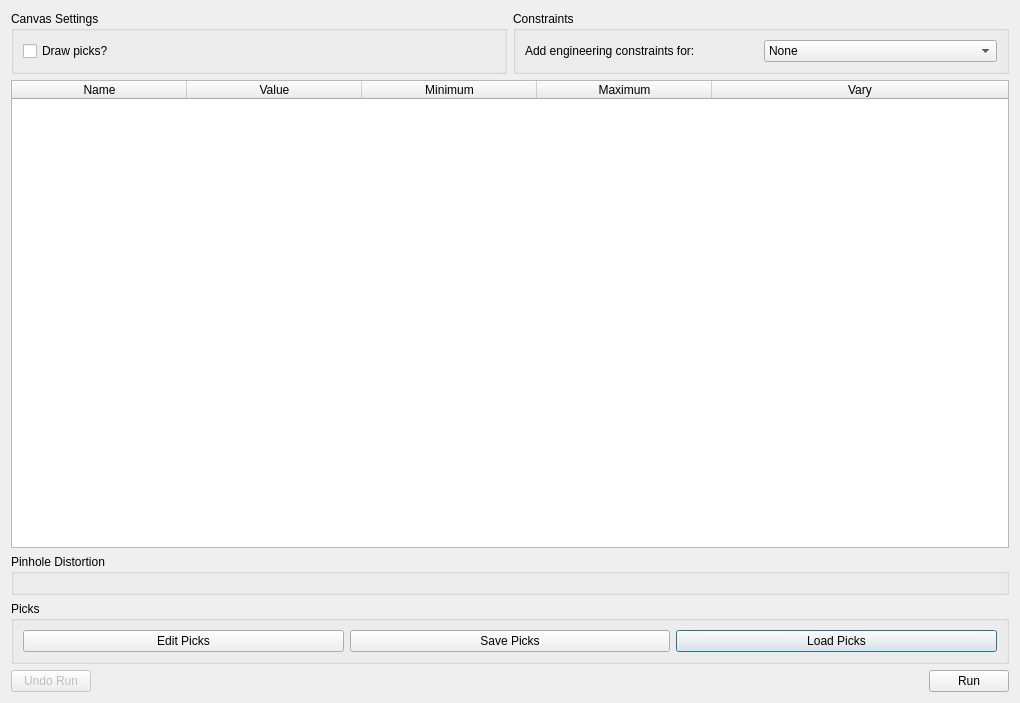
Before: the Qt Designer form hexrd/ui/resources/ui/structureless_calibration_dialog.ui in HEXRD/hexrdgui, drawn with Qt 5.
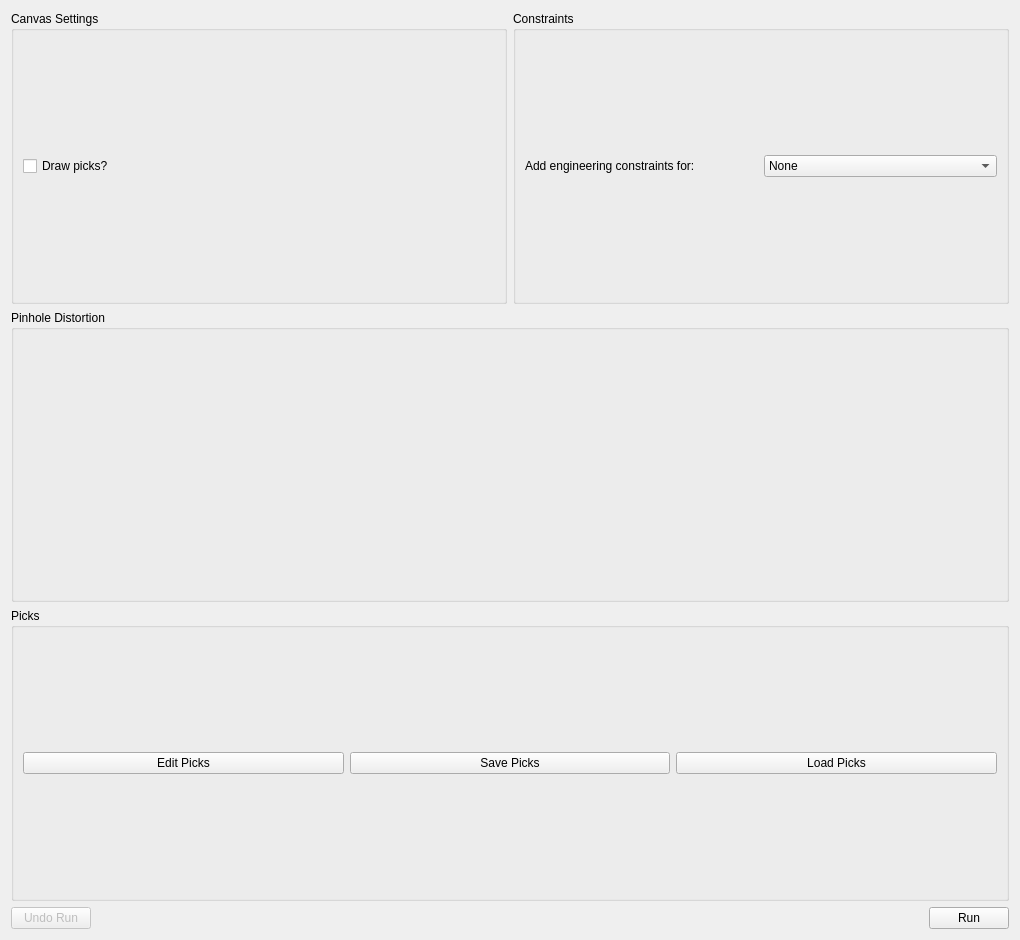
After: the same form once the commit is applied. Icons and pictures are not drawn.

Commit message: Switch to tree view for structureless options

```diff
--- a/hexrd/ui/resources/ui/structureless_calibration_dialog.ui
+++ b/hexrd/ui/resources/ui/structureless_calibration_dialog.ui
@@ -7,54 +7,13 @@
     <x>0</x>
     <y>0</y>
     <width>1020</width>
-    <height>703</height>
+    <height>940</height>
    </rect>
   </property>
   <property name="windowTitle">
    <string>Structureless Calibration Dialog</string>
   </property>
   <layout class="QGridLayout" name="gridLayout_2">
-   <item row="5" column="0" colspan="2">
-    <widget class="QTableWidget" name="table">
-     <property name="editTriggers">
-      <set>QAbstractItemView::NoEditTriggers</set>
-     </property>
-     <attribute name="horizontalHeaderMinimumSectionSize">
-      <number>50</number>
-     </attribute>
-     <attribute name="horizontalHeaderDefaultSectionSize">
-      <number>175</number>
-     </attribute>
-     <attribute name="horizontalHeaderStretchLastSection">
-      <bool>true</bool>
-     </attribute>
-     <column>
-      <property name="text">
-       <string>Name</string>
-      </property>
-     </column>
-     <column>
-      <property name="text">
-       <string>Value</string>
-      </property>
-     </column>
-     <column>
-      <property name="text">
-       <string>Minimum</string>
-      </property>
-     </column>
-     <column>
-      <property name="text">
-       <string>Maximum</string>
-      </property>
-     </column>
-     <column>
-      <property name="text">
-       <string>Vary</string>
-      </property>
-     </column>
-    </widget>
-   </item>
    <item row="2" column="0">
     <widget class="QGroupBox" name="canvas_settings_group">
      <property name="title">
@@ -74,45 +33,6 @@
      </layout>
     </widget>
    </item>
-   <item row="8" column="0" colspan="2">
-    <widget class="QGroupBox" name="picks_group">
-     <property name="title">
-      <string>Picks</string>
-     </property>
-     <layout class="QGridLayout" name="gridLayout_3">
-      <item row="0" column="2">
-       <widget class="QPushButton" name="load_picks_button">
-        <property name="toolTip">
-         <string>&lt;html&gt;&lt;head/&gt;&lt;body&gt;&lt;p&gt;Load picks from a structureless calibration HDF5 file.&lt;br/&gt;&lt;/p&gt;&lt;p&gt;This HDF5 file is special to structureless calibration. Other HDF5 files will not work.&lt;/p&gt;&lt;/body&gt;&lt;/html&gt;</string>
-        </property>
-        <property name="text">
-         <string>Load Picks</string>
-        </property>
-       </widget>
-      </item>
-      <item row="0" column="1">
-       <widget class="QPushButton" name="save_picks_button">
-        <property name="toolTip">
-         <string>&lt;html&gt;&lt;head/&gt;&lt;body&gt;&lt;p&gt;Save picks to a structureless calibration HDF5 file.&lt;br/&gt;&lt;/p&gt;&lt;p&gt;This HDF5 file is special to structureless calibration.&lt;/p&gt;&lt;p&gt;&lt;br/&gt;&lt;/p&gt;&lt;p&gt;Picks are saved as detector Cartesian coordinates (not as polar coordinates).&lt;/p&gt;&lt;/body&gt;&lt;/html&gt;</string>
-        </property>
-        <property name="text">
-         <string>Save Picks</string>
-        </property>
-       </widget>
-      </item>
-      <item row="0" column="0">
-       <widget class="QPushButton" name="edit_picks_button">
-        <property name="toolTip">
-         <string>&lt;html&gt;&lt;head/&gt;&lt;body&gt;&lt;p&gt;Open the picks editor to edit the picks. Picks may be added, deleted, or edited (either by hand picking a new point or manually entering coordinates).&lt;/p&gt;&lt;/body&gt;&lt;/html&gt;</string>
-        </property>
-        <property name="text">
-         <string>Edit Picks</string>
-        </property>
-       </widget>
-      </item>
-     </layout>
-    </widget>
-   </item>
    <item row="2" column="1">
     <widget class="QGroupBox" name="groupBox">
      <property name="title">
@@ -149,7 +69,7 @@
      </layout>
     </widget>
    </item>
-   <item row="9" column="0" colspan="2">
+   <item row="8" column="0" colspan="2">
     <layout class="QHBoxLayout" name="button_layout">
      <item>
       <widget class="QPushButton" name="undo_run_button">
@@ -204,6 +124,45 @@
     </layout>
    </item>
    <item row="7" column="0" colspan="2">
+    <widget class="QGroupBox" name="picks_group">
+     <property name="title">
+      <string>Picks</string>
+     </property>
+     <layout class="QGridLayout" name="gridLayout_3">
+      <item row="0" column="2">
+       <widget class="QPushButton" name="load_picks_button">
+        <property name="toolTip">
+         <string>&lt;html&gt;&lt;head/&gt;&lt;body&gt;&lt;p&gt;Load picks from a structureless calibration HDF5 file.&lt;br/&gt;&lt;/p&gt;&lt;p&gt;This HDF5 file is special to structureless calibration. Other HDF5 files will not work.&lt;/p&gt;&lt;/body&gt;&lt;/html&gt;</string>
+        </property>
+        <property name="text">
+         <string>Load Picks</string>
+        </property>
+       </widget>
+      </item>
+      <item row="0" column="1">
+       <widget class="QPushButton" name="save_picks_button">
+        <property name="toolTip">
+         <string>&lt;html&gt;&lt;head/&gt;&lt;body&gt;&lt;p&gt;Save picks to a structureless calibration HDF5 file.&lt;br/&gt;&lt;/p&gt;&lt;p&gt;This HDF5 file is special to structureless calibration.&lt;/p&gt;&lt;p&gt;&lt;br/&gt;&lt;/p&gt;&lt;p&gt;Picks are saved as detector Cartesian coordinates (not as polar coordinates).&lt;/p&gt;&lt;/body&gt;&lt;/html&gt;</string>
+        </property>
+        <property name="text">
+         <string>Save Picks</string>
+        </property>
+       </widget>
+      </item>
+      <item row="0" column="0">
+       <widget class="QPushButton" name="edit_picks_button">
+        <property name="toolTip">
+         <string>&lt;html&gt;&lt;head/&gt;&lt;body&gt;&lt;p&gt;Open the picks editor to edit the picks. Picks may be added, deleted, or edited (either by hand picking a new point or manually entering coordinates).&lt;/p&gt;&lt;/body&gt;&lt;/html&gt;</string>
+        </property>
+        <property name="text">
+         <string>Edit Picks</string>
+        </property>
+       </widget>
+      </item>
+     </layout>
+    </widget>
+   </item>
+   <item row="6" column="0" colspan="2">
     <widget class="QGroupBox" name="pinhole_distortion_group">
      <property name="title">
       <string>Pinhole Distortion</string>
```
Left out of the diff: 4 changed lines with no effect on the pictures. The commit also changes 5 other files.
